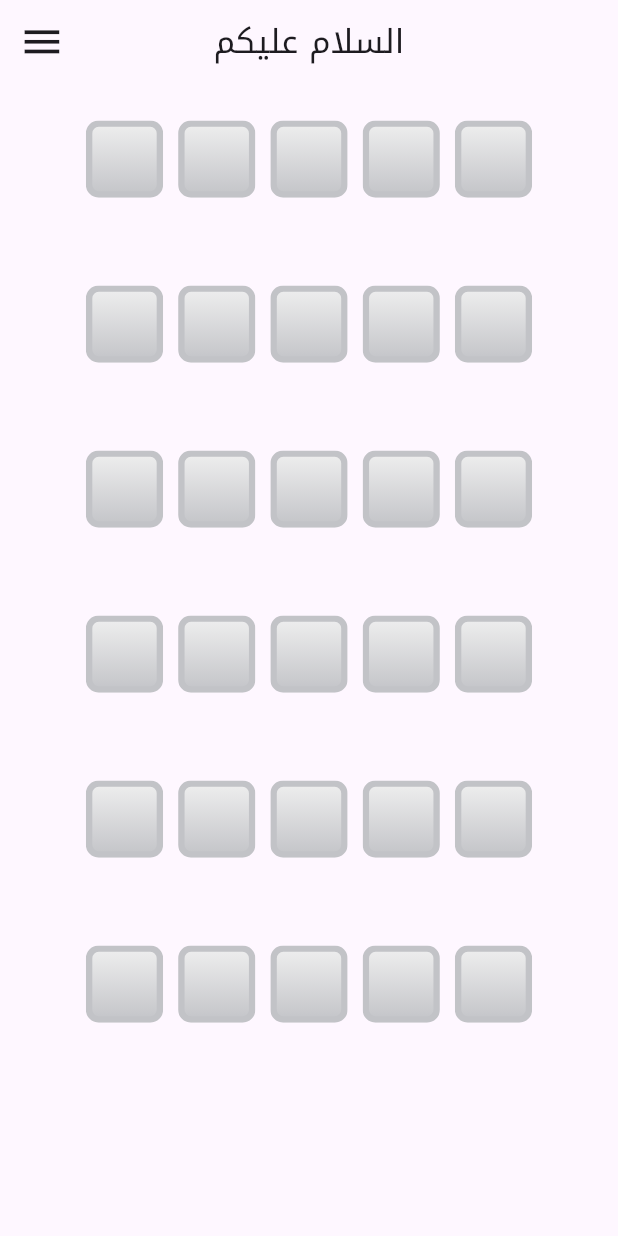
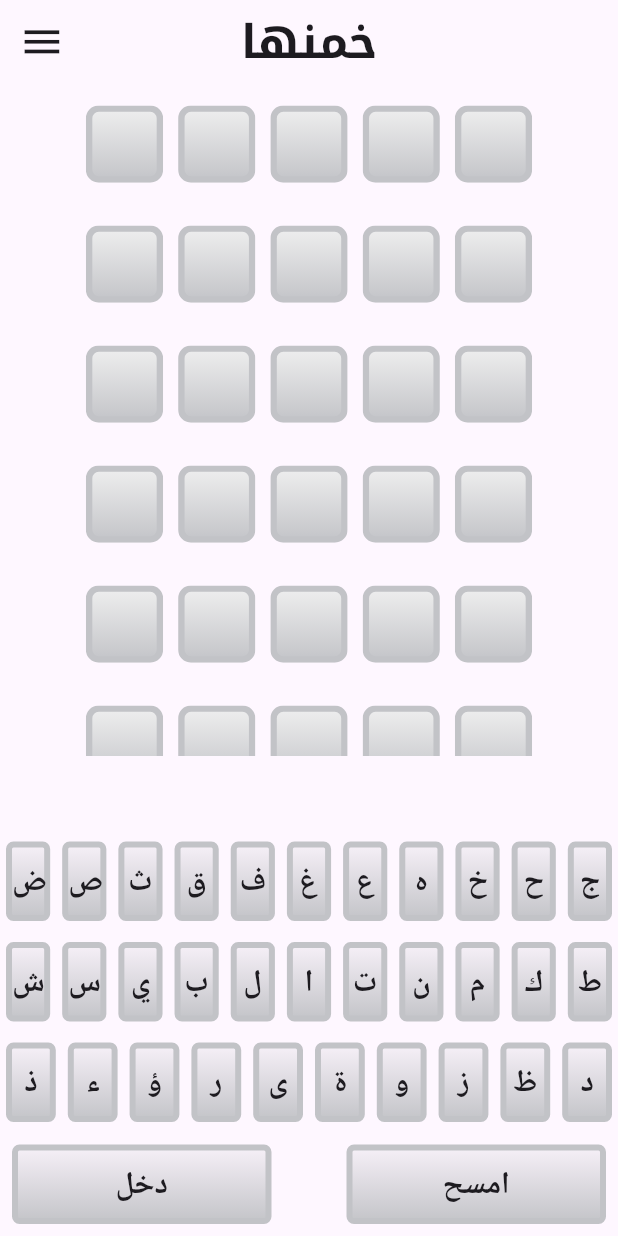
Before and after one commit to MalekYasser26/wordle, a Flutter app: the screen it shows after launch, on a phone screen of 412 x 824 dp. Run offline on Flutter 3.47's test engine with Material 3 defaults, Android fonts, the phone set to English and light mode, and no system bars; our stand-ins replace flutter_svg, google_fonts.

Commit message:
arabic keyboard maps keys correctly to letters

```diff
--- a/lib/features/gameplay/views/gameplay_view.dart
+++ b/lib/features/gameplay/views/gameplay_view.dart
@@ -1,6 +1,8 @@
 import 'package:flutter/material.dart';
 import 'package:google_fonts/google_fonts.dart';
 import 'package:wordle/constants/constants.dart';
+import 'package:wordle/features/gameplay/views/widgets/arabic_keyboard.dart';
+import 'package:wordle/features/gameplay/views/widgets/cust_button.dart';
 import 'package:wordle/features/gameplay/views/widgets/guess_row.dart';
 
 class GameplayView extends StatelessWidget {
@@ -11,7 +13,10 @@ class GameplayView extends StatelessWidget {
     return Scaffold(
       appBar: AppBar(
         leading: Icon(Icons.menu,size: getResponsiveSize(context, size: 30),),
-        title: Text("السلام عليكم",style: GoogleFonts.notoKufiArabic(),),
+        title: Text("خمنها",style: GoogleFonts.notoKufiArabic(
+          fontWeight: FontWeight.bold,
+          fontSize: getResponsiveSize(context, size: 30)
+        ),),
         centerTitle: true,
       ),
       body: Center(
@@ -19,18 +24,43 @@ class GameplayView extends StatelessWidget {
           crossAxisAlignment: CrossAxisAlignment.center,
           children: [
             Flexible(
-              child: ListView.separated(
+              child: ListView.builder(
                 shrinkWrap: true,
                 physics: const NeverScrollableScrollPhysics(),
                 itemBuilder: (context, index) {
                   return const GuessRow();
                 },
-                separatorBuilder: (context, index) {
-                  return const SizedBox(height: 10);
-                },
                 itemCount: 6,
               ),
             ),
+            SizedBox(height: 50,),
+
+            ArabicKeyboard(),
+            Padding(
+              padding: const EdgeInsets.all(8.0),
+              child: Row(
+                mainAxisAlignment: MainAxisAlignment.spaceEvenly,
+                children: [
+                  Expanded(
+                    child: CustButton(
+                      text: "دخل",
+                      func: (){
+                        print("دخل");
+                      },
+                    ),
+                  ),
+                  SizedBox(width: 50,),
+                  Expanded(
+                    child: CustButton(
+                      text: "امسح",
+                      func: (){
+                        print("امسح");
+                      },
+                    ),
+                  ),
+                ],
+              ),
+            )
           ],
         ),
       ),
--- /dev/null
+++ b/lib/features/gameplay/views/widgets/arabic_keyboard.dart
@@ -0,0 +1,43 @@
+import 'package:flutter/material.dart';
+import 'package:wordle/features/gameplay/views/widgets/cust_button.dart';
+
+class ArabicKeyboard extends StatelessWidget {
+  final List<List<String>> keys = [
+    ['ض', 'ص', 'ث', 'ق', 'ف', 'غ', 'ع', 'ه', 'خ', 'ح', 'ج',],
+    ['ش', 'س', 'ي', 'ب', 'ل', 'ا', 'ت', 'ن', 'م', 'ك', 'ط'],
+    ['ذ','ء', 'ؤ', 'ر', 'ى', 'ة', 'و', 'ز', 'ظ','د'],
+  ];
+
+  @override
+  Widget build(BuildContext context) {
+    return LayoutBuilder(
+      builder: (context, constraints) {
+        double keyHeight = (constraints.maxHeight - 100) /
+            keys.length; // Adjust height based on screen size
+        return Column(
+          mainAxisAlignment: MainAxisAlignment.center,
+          children: keys.map((row) {
+            return Padding(
+              padding: const EdgeInsets.symmetric(vertical: 2),
+              child: Row(
+                mainAxisAlignment: MainAxisAlignment.center,
+                children: row.map((key) {
+                  return Expanded(
+                    child: Padding(
+                      padding: const EdgeInsets.symmetric(horizontal: 4,vertical: 5),
+                      child: CustButton(
+                          func: () {
+                            print(key);
+                          },
+                          text: key),
+                    ),
+                  );
+                }).toList(),
+              ),
+            );
+          }).toList(),
+        );
+      },
+    );
+  }
+}
--- /dev/null
+++ b/lib/features/gameplay/views/widgets/cust_button.dart
@@ -0,0 +1,46 @@
+import 'package:flutter/material.dart';
+import 'package:google_fonts/google_fonts.dart';
+import 'package:wordle/constants/constants.dart';
+
+class CustButton extends StatelessWidget {
+  final VoidCallback func;
+  final String text;
+
+  const CustButton({
+    Key? key,
+    required this.func,
+    required this.text,
+  }) : super(key: key);
+
+  @override
+  Widget build(BuildContext context) {
+    return InkWell(
+      onTap: func,
+      child: Container(
+        decoration: BoxDecoration(
+          border: Border.all(color: const Color(0xFFC2C3C7), width: 4),
+          borderRadius: BorderRadius.circular(5),
+          gradient: LinearGradient(
+            colors: [
+              const Color(0xFFC2C3C7).withOpacity(0.1),
+              const Color(0xFFC2C3C7),
+            ],
+            begin: Alignment.topCenter,
+            end: Alignment.bottomCenter,
+          ),
+        ),
+        child: Padding(
+          padding: const EdgeInsets.symmetric(vertical: 8.0),
+          child: Text(
+            textAlign: TextAlign.center,
+            text,
+            style: GoogleFonts.montserrat(
+              fontSize: getResponsiveSize(context, size: 20),
+              fontWeight: FontWeight.bold,
+            ),
+          ),
+        ),
+      ),
+    );
+  }
+}
--- a/lib/features/gameplay/views/widgets/guess_row.dart
+++ b/lib/features/gameplay/views/widgets/guess_row.dart
@@ -8,7 +8,7 @@ class GuessRow extends StatelessWidget {
   @override
   Widget build(BuildContext context) {
     return SizedBox(
-      height: 100,
+      height: 80,
       child: Center(
         child: ListView.separated(
           shrinkWrap: true,
```
